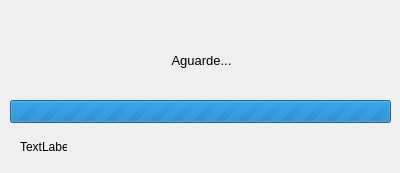
Qt form libs/QRadCore/qradprogresswindow.ui (MarcoBueno1/qrad) before a commit.
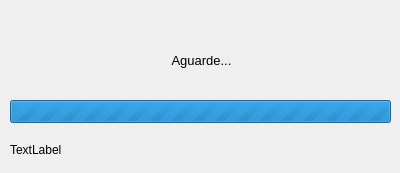
The same form after that commit.

The edit to the form file:
```diff
--- a/libs/QRadCore/qradprogresswindow.ui
+++ b/libs/QRadCore/qradprogresswindow.ui
@@ -35,10 +35,10 @@
   <widget class="QLabel" name="LblDetail">
    <property name="geometry">
     <rect>
-     <x>20</x>
+     <x>10</x>
      <y>140</y>
-     <width>47</width>
-     <height>13</height>
+     <width>381</width>
+     <height>20</height>
     </rect>
    </property>
    <property name="text">
```
